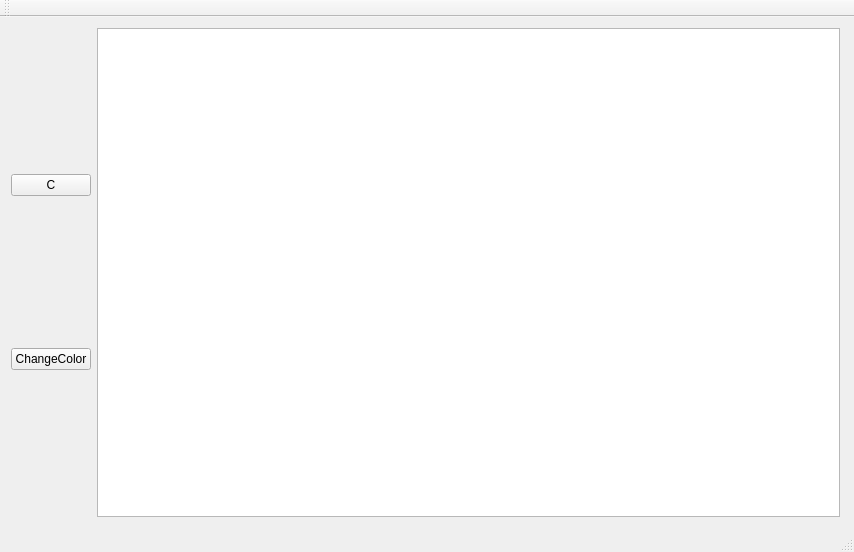
This is pc/copTest/mainwindow.ui in coploftbas/XDraw as Qt 5 draws it before an edit. The edited form follows.
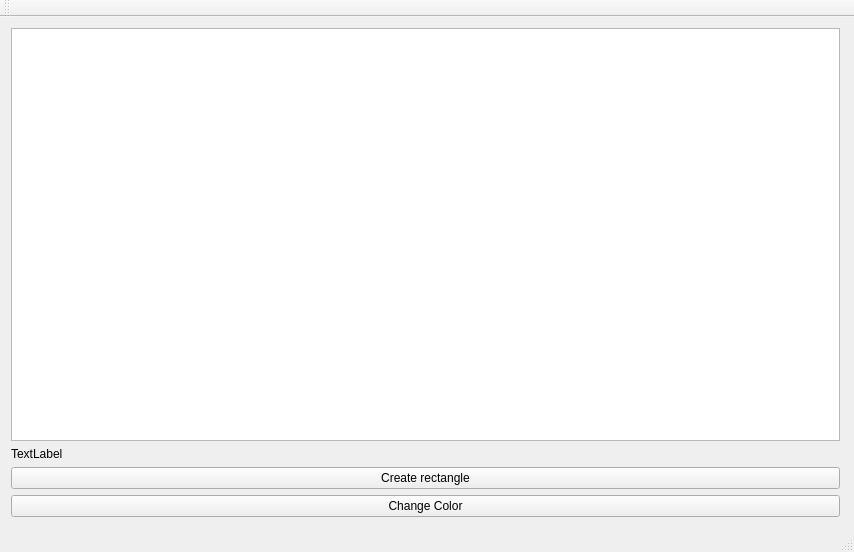
This is the edited form.

Commit message: Pipat&Worapol: position on click imporved

Patch:
```diff
--- a/pc/copTest/mainwindow.ui
+++ b/pc/copTest/mainwindow.ui
@@ -27,22 +27,6 @@
      <item>
       <layout class="QVBoxLayout" name="verticalLayout">
        <item>
-        <widget class="QPushButton" name="pushButton">
-         <property name="text">
-          <string>C</string>
-         </property>
-        </widget>
-       </item>
-       <item>
-        <widget class="QPushButton" name="pushButton_2">
-         <property name="text">
-          <string>ChangeColor</string>
-         </property>
-        </widget>
-       </item>
-      </layout>
-     </item>
-     <item>
       <widget class="QGraphicsView" name="graphicsView">
        <property name="maximumSize">
         <size>
@@ -57,6 +41,29 @@
         <set>Qt::AlignLeading|Qt::AlignLeft|Qt::AlignTop</set>
        </property>
       </widget>
+       </item>
+       <item>
+        <widget class="QLabel" name="label">
+         <property name="text">
+          <string>TextLabel</string>
+         </property>
+        </widget>
+       </item>
+       <item>
+        <widget class="QPushButton" name="pushButton">
+         <property name="text">
+          <string>Create rectangle</string>
+         </property>
+        </widget>
+       </item>
+       <item>
+        <widget class="QPushButton" name="pushButton_2">
+         <property name="text">
+          <string>Change Color</string>
+         </property>
+        </widget>
+       </item>
+      </layout>
      </item>
     </layout>
    </widget>
```
Lines whose indentation alone changed are shown as unchanged. The commit also changes 2 other files.
